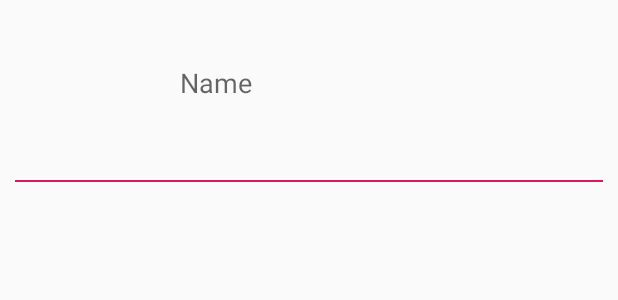
After one commit to zadoknet/SecApp, an Android app: the layout lv_item.xml on its own in the app's theme, with its tools: preview values and no code run, on a phone screen of 412 x 824 dp. The commit adds this screen. Shown: the top 300 px of the screen. Run offline under Robolectric (Android 15) with nearby library versions, the phone set to English and light mode, and no system bars.

Commit message:
amount of changes

```diff
--- a/app/src/main/java/zadok/jct/SecApp/UI/MainActivity.java
+++ b/app/src/main/java/zadok/jct/SecApp/UI/MainActivity.java
@@ -23,6 +23,7 @@ public class MainActivity extends AppCompatActivity {
 
     public void onCreate(Bundle saveeIntanceState) {
         super.onCreate(saveeIntanceState);
+
         setContentView(R.layout.activity_main);
         dl=(DrawerLayout)findViewById(R.id.activity_main);
         t = new ActionBarDrawerToggle(this, dl, R.string.open, R.string.Close)
@@ -30,6 +31,7 @@ public class MainActivity extends AppCompatActivity {
 
         public void onDrawerClosed (View view)
         {
+
             getSupportActionBar().setTitle("Close");
             supportInvalidateOptionsMenu();
         }
--- /dev/null
+++ b/app/src/main/res/layout/friend_parcel_item.xml
@@ -0,0 +1,6 @@
+<?xml version="1.0" encoding="utf-8"?>
+<LinearLayout xmlns:android="http://schemas.android.com/apk/res/android"
+    android:layout_width="match_parent"
+    android:layout_height="match_parent">
+
+</LinearLayout>
--- /dev/null
+++ b/app/src/main/res/layout/lv_item.xml
@@ -0,0 +1,37 @@
+<?xml version="1.0" encoding="utf-8"?>
+<LinearLayout xmlns:android="http://schemas.android.com/apk/res/android"
+    android:layout_width="match_parent"
+    android:layout_height="match_parent"
+    android:orientation="vertical">
+
+    <LinearLayout
+        android:layout_width="match_parent"
+        android:layout_height="wrap_content"
+        android:orientation="horizontal">
+
+        <TextView
+            android:id="@+id/mailView"
+            android:layout_width="100dp"
+            android:layout_height="100dp"
+            android:layout_marginLeft="10dp"
+            android:layout_marginTop="10dp" />
+
+        <TextView
+            android:id="@+id/name"
+            android:layout_width="match_parent"
+            android:layout_height="110dp"
+            android:gravity="center_vertical"
+            android:textAppearance="?android:attr/textAppearanceMedium"
+            android:paddingLeft="10dp"
+            android:text="Name" />
+
+    </LinearLayout>
+    <View
+        android:layout_width="match_parent"
+        android:layout_height="1dp"
+        android:layout_marginTop="10dp"
+        android:layout_marginLeft="10dp"
+        android:layout_marginRight="10dp"
+        android:background="@color/colorAccent"/>
+
+</LinearLayout>
```
Also changed, not shown: app/src/main/java/zadok/jct/SecApp/Entities/Parcel.java (+9 -0 lines), app/src/main/java/zadok/jct/SecApp/UI/LoginActivity.java (+28 -2 lines), app/src/main/java/zadok/jct/SecApp/UI/RegisteredParcelsFragment.java (+29 -7 lines), app/src/main/java/zadok/jct/SecApp/Utils/RegisteredParcelAdapter.java (added, +79 -0 lines), app/src/main/res/layout/registered_parcels_fragment.xml (+7 -11 lines), app/src/main/res/layout/registered_parcels_item.xml (added, +69 -0 lines).
